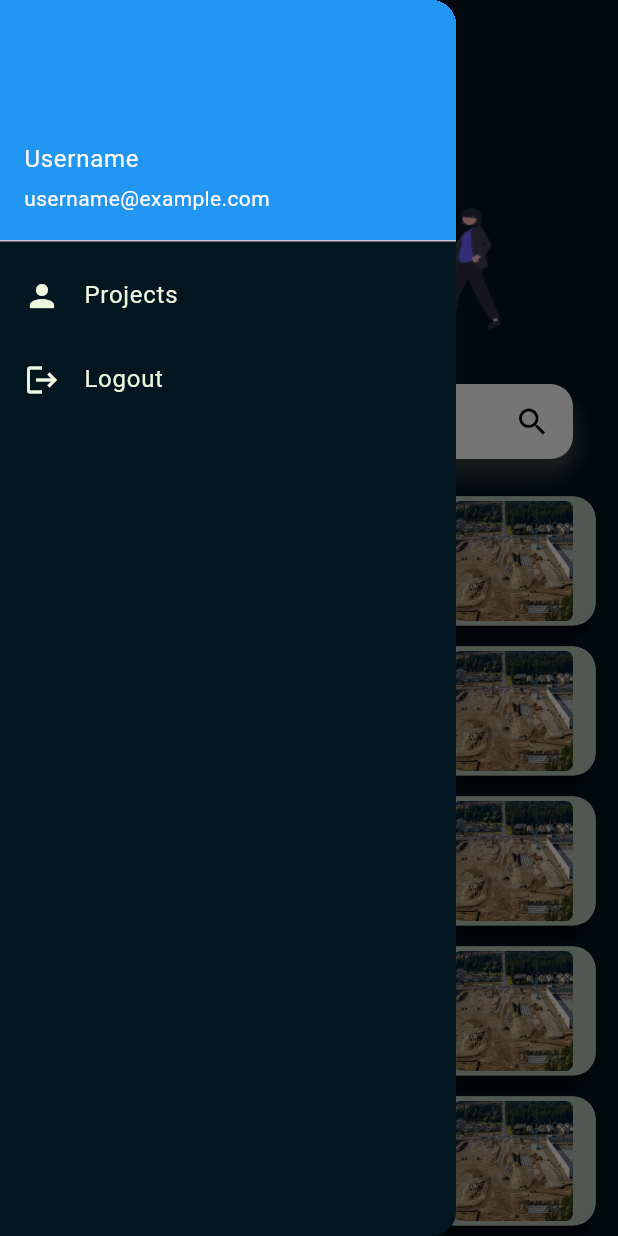
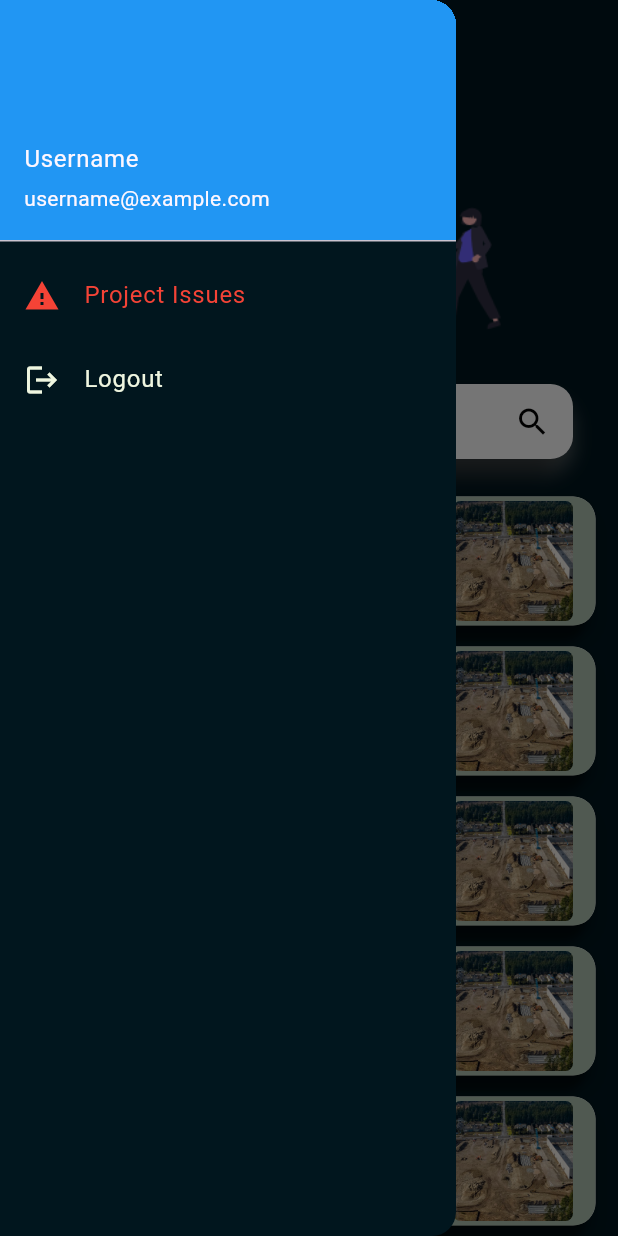
Before and after one commit to NepThunder/vizscope, a Flutter app: the Home screen opened by its route, scrolled down 502 dp, after a tap on the "menu" icon, on a phone screen of 412 x 824 dp. Run offline on Flutter 3.47's test engine with Material 3 defaults, Android fonts, the phone set to English and light mode, and no system bars; our stand-ins replace connectivity_plus, firebase_auth, firebase_core, flutter_dotenv, get, image_picker and 3 more; accounts and stored records are empty.

Commit message:
new file:   lib/controller/network_controller.dart 	new file:   lib/dependency_injection.dart 	deleted:    lib/internetChecker/internet_checker.dart 	modified:   lib/main.dart 	modified:   lib/pages/home.dart 	modified:   lib/pages/image_grid_view.dart 	new file:   lib/pages/project details/boi_tracker.dart 	new file:   lib/pages/project details/fcs_refurbishment.dart 	new file:   lib/pages/project details/schedule.dart 	new file:   lib/pages/project details/weekly_report.dart 	modified:   lib/pages/project_details.dart 	modified:   pubspec.lock 	modified:   pubspec.yaml

```diff
--- a/lib/main.dart
+++ b/lib/main.dart
@@ -1,6 +1,8 @@
 import 'package:firebase_core/firebase_core.dart';
 import 'package:flutter/material.dart';
+import 'package:get/get_navigation/src/root/get_material_app.dart';
 import 'package:logger/logger.dart';
+import 'package:vizscope/dependency_injection.dart';
 import 'package:vizscope/pages/login_authentication.dart';
 import 'package:vizscope/pages/home.dart';
 import 'package:vizscope/pages/splash_screen.dart';
@@ -18,6 +20,7 @@ void main() async {
   }
 
   runApp(const Routepath());
+  DependencyInjection.init();
 }
 
 class Routepath extends StatelessWidget {
@@ -25,7 +28,8 @@ class Routepath extends StatelessWidget {
 
   @override
   Widget build(BuildContext context) {
-    return MaterialApp(
+    return GetMaterialApp(
+      // home:'/',
       initialRoute: '/',
       routes: {
         '/': (context) => const SplashScreen(),
--- a/lib/pages/home.dart
+++ b/lib/pages/home.dart
@@ -39,25 +39,79 @@ class Home extends StatefulWidget {
 }
 
 class _HomeState extends State<Home> {
+  // late StreamSubscription subscription;
+  // var isDeviceConnected = false;
+  // bool isAlertSet = false;
+
+  // @override
+  // void initState() {
+  //   getConnectivity();
+  //   super.initState();
+  // }
+
+  // getConnectivity() => subscription = Connectivity()
+  //         .onConnectivityChanged
+  //         .listen((List<ConnectivityResult> results) async {
+  //       final isConnected =
+  //           results.any((element) => element != ConnectivityResult.none);
+  //       isDeviceConnected =
+  //           isConnected && await InternetConnection().hasInternetAccess;
+  //       if (!isDeviceConnected && isAlertSet == false) {
+  //         showDialogbox();
+  //         setState(() => isAlertSet = true);
+  //       }
+  //     });
+
+  // showDialogbox() => {
+  //       showDialog(
+  //         context: context,
+  //         builder: (BuildContext context) => AlertDialog(
+  //           title: const Text("No connection"),
+  //           content: const Text("Please Check your internet connectivity"),
+  //           actions: <Widget>[
+  //             TextButton(
+  //               onPressed: () async {
+  //                 Navigator.pop(context, 'Cancel');
+
+  //                 // Check internet connection outside of setState
+  //                 isDeviceConnected =
+  //                     await InternetConnection().hasInternetAccess;
+
+  //                 // Update state synchronously
+  //                 setState(() {
+  //                   isAlertSet = false; // Reset the alert flag
+  //                   if (!isDeviceConnected) {
+  //                     isAlertSet =
+  //                         true; // Set the alert flag again if still not connected
+  //                     showDialogbox(); // Show the dialog again if still not connected
+  //                   }
+  //                 });
+  //               },
+  //               child: const Text("OK"),
+  //             )
+  //           ],
+  //         ),
+  //       )
+  //     };
+  // @override
+  // void dispose() {
+  //   subscription.cancel();
+  //   super.dispose();
+  // }
+
   @override
   Widget build(BuildContext context) {
-    return Container(
-      decoration: const BoxDecoration(
-        image: DecorationImage(
-          image: AssetImage('assets/images/background_image_1.png'),
-          fit: BoxFit.cover,
-        ),
-      ),
-      child: Scaffold(
+    return Scaffold(
       resizeToAvoidBottomInset: false,
-        backgroundColor: Colors.transparent,
+      backgroundColor: AppColor.bgColor,
       appBar: AppBar(
-          title: const Text("Home", style: TextStyle(color: Colors.white)),
+        foregroundColor: AppColor.textColor,
+        title: const Text("Home"),
         backgroundColor: Colors.transparent,
         elevation: 0,
         leading: Builder(
           builder: (context) => IconButton(
-              color: Colors.white,
+            color: AppColor.textColor,
             icon: const Icon(Icons.menu),
             onPressed: () {
               Scaffold.of(context).openDrawer();
@@ -109,7 +163,6 @@ class _HomeState extends State<Home> {
           )
         ],
       ),
-      ),
     );
   }
 }
@@ -137,10 +190,10 @@ class _MenuDrawerState extends State<MenuDrawer> {
             ),
           ),
           ListTile(
-            leading: const Icon(Icons.person, color: AppColor.textColor),
+            leading: const Icon(Icons.warning, color: Colors.red),
             title: const Text(
-              'Projects',
-              style: TextStyle(color: AppColor.textColor),
+              'Project Issues',
+              style: TextStyle(color: Colors.red),
             ),
             onTap: () {
               Navigator.pop(context);
@@ -256,7 +309,7 @@ class _ProjectCardState extends State<ProjectCard> {
                       widget.name,
                       style: const TextStyle(
                         fontSize: 16,
-                        fontWeight: FontWeight.w400,
+                        fontWeight: FontWeight.w500,
                       ),
                     ),
                   ),
```
Also changed, not shown: lib/controller/network_controller.dart (added, +57 -0 lines), lib/dependency_injection.dart (added, +9 -0 lines), lib/internetChecker/internet_checker.dart (deleted, +0 -59 lines), lib/pages/image_grid_view.dart (+50 -2 lines), lib/pages/project details/boi_tracker.dart (added, +24 -0 lines), lib/pages/project details/fcs_refurbishment.dart (added, +24 -0 lines), lib/pages/project details/schedule.dart (added, +24 -0 lines), lib/pages/project details/weekly_report.dart (added, +24 -0 lines), lib/pages/project_details.dart (+27 -2 lines), pubspec.yaml (+5 -6 lines), pubspec.lock. Lines whose indentation alone changed are shown as unchanged.
